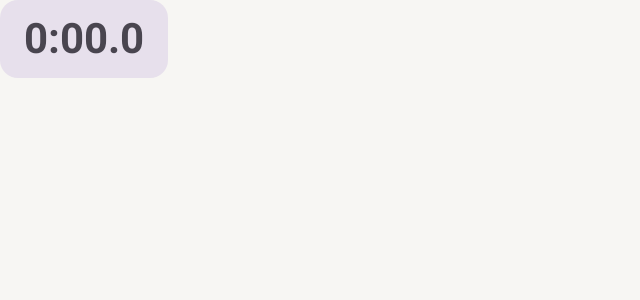
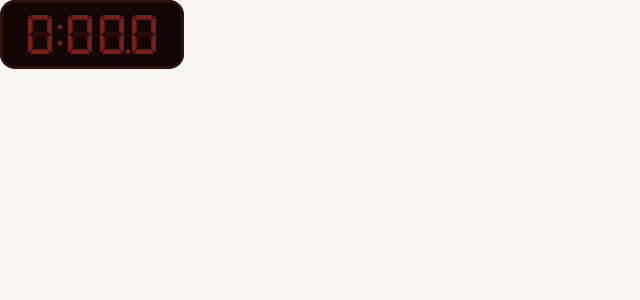
Before and after one commit to anshumanacharya/chess-game-, an Android app built with Jetpack Compose: the composable ClockDisplay called with empty values, on a phone screen of 824 x 412 dp (held sideways). Shown: the top 300 px of the screen, without its empty margins (0-640 px from the left). Run offline under Robolectric (Android 15) with nearby library versions, the phone set to English and light mode, and no system bars.

Commit message:
Soft red capture tint, radial check glow, red seven-segment LCD clocks
Capture targets: the hard red frame becomes a soft flat red tint over
the whole square (#E8321E at 40%), clearly visible on both light and
dark squares. The king-in-check highlight becomes a lichess-style radial
red glow so the two red cues stay distinct when both show at once.

Clocks (web + Android): red seven-segment LCD panels using DSEG7
Classic (SIL OFL, bundled in web/fonts/ and res/font/) — lit and glowing
while running, dim while waiting, blinking when flagged, with faint
unlit '88:88' segments behind the digits. Unlimited time reads '--:--'.
Adds a unit test for the clock formatting and ghost-segment text.

Co-Authored-By: Claude Opus 5.5 <noreply@anthropic.com>
Claude-Session: https://claude.ai/code/session_0149JAUCJTRTuyJhdcXjNCp1

```diff
--- a/app/src/main/kotlin/com/chessapp/localclock/ui/components/ClockDisplay.kt
+++ b/app/src/main/kotlin/com/chessapp/localclock/ui/components/ClockDisplay.kt
@@ -1,16 +1,34 @@
 package com.chessapp.localclock.ui.components
 
-import androidx.compose.foundation.layout.Column
+import androidx.compose.animation.core.LinearEasing
+import androidx.compose.animation.core.animateFloat
+import androidx.compose.animation.core.infiniteRepeatable
+import androidx.compose.animation.core.rememberInfiniteTransition
+import androidx.compose.animation.core.tween
+import androidx.compose.foundation.background
+import androidx.compose.foundation.border
+import androidx.compose.foundation.layout.Box
 import androidx.compose.foundation.layout.padding
+import androidx.compose.foundation.layout.widthIn
 import androidx.compose.foundation.shape.RoundedCornerShape
-import androidx.compose.material3.MaterialTheme
-import androidx.compose.material3.Surface
 import androidx.compose.material3.Text
 import androidx.compose.runtime.Composable
+import androidx.compose.runtime.getValue
 import androidx.compose.ui.Alignment
 import androidx.compose.ui.Modifier
+import androidx.compose.ui.draw.clip
+import androidx.compose.ui.graphics.Shadow
+import androidx.compose.ui.text.TextStyle
+import androidx.compose.ui.text.font.Font
+import androidx.compose.ui.text.font.FontFamily
 import androidx.compose.ui.text.font.FontWeight
 import androidx.compose.ui.unit.dp
+import androidx.compose.ui.unit.sp
+import com.chessapp.localclock.R
+import com.chessapp.localclock.ui.theme.LcdBezel
+import com.chessapp.localclock.ui.theme.LcdDim
+import com.chessapp.localclock.ui.theme.LcdLit
+import com.chessapp.localclock.ui.theme.LcdPanel
 
 fun formatClockTime(millis: Long): String {
     val clamped = millis.coerceAtLeast(0)
@@ -26,8 +44,19 @@ fun formatClockTime(millis: Long): String {
     }
 }
 
-/** No color label: position (top/bottom, matching the board orientation) and the captured
- *  pieces shown alongside it already say whose clock this is. */
+/** Every segment of every digit position — what a real LCD shows faintly when unlit. Same shape
+ *  as the lit text (":" and "." kept), so the two line up character for character. */
+fun lcdGhostText(text: String): String = text.map { if (it.isDigit() || it == '-') '8' else it }.joinToString("")
+
+/** DSEG7 Classic (SIL Open Font License): a seven-segment LCD face, mirrors web/fonts/. */
+private val LcdFontFamily = FontFamily(Font(R.font.dseg7_classic_bold, FontWeight.Bold))
+
+/**
+ * A red seven-segment LCD clock (mirrors web's .clock-pill): lit and glowing while this side's
+ * clock runs, dim while it waits, blinking once flagged. No color label: position (top/bottom,
+ * matching the board orientation) and the captured pieces shown alongside it already say whose
+ * clock this is.
+ */
 @Composable
 fun ClockDisplay(
     millisRemaining: Long,
@@ -36,26 +65,42 @@ fun ClockDisplay(
     isFlagged: Boolean,
     modifier: Modifier = Modifier
 ) {
-    val backgroundColor = when {
-        isFlagged -> MaterialTheme.colorScheme.error
-        isActive -> MaterialTheme.colorScheme.primary
-        else -> MaterialTheme.colorScheme.surfaceVariant
+    // The LCD font has no "∞"; dashes are the conventional idle LCD readout.
+    val text = if (isUnlimited) "--:--" else formatClockTime(millisRemaining)
+    val lit = isActive || isFlagged
+    val digitsVisible = if (isFlagged) {
+        // Off for the first half of each second, on for the second — so if system animations
+        // are disabled (the transition jumps straight to its end value) the digits stay shown.
+        val phase by rememberInfiniteTransition(label = "lcd-blink").animateFloat(
+            initialValue = 0f,
+            targetValue = 1f,
+            animationSpec = infiniteRepeatable(tween(durationMillis = 1000, easing = LinearEasing)),
+            label = "lcd-blink-phase"
+        )
+        phase >= 0.5f
+    } else {
+        true
     }
-    val contentColor = when {
-        isFlagged -> MaterialTheme.colorScheme.onError
-        isActive -> MaterialTheme.colorScheme.onPrimary
-        else -> MaterialTheme.colorScheme.onSurfaceVariant
-    }
-    Surface(color = backgroundColor, contentColor = contentColor, shape = RoundedCornerShape(12.dp), modifier = modifier) {
-        Column(
-            modifier = Modifier.padding(horizontal = 16.dp, vertical = 8.dp),
-            horizontalAlignment = Alignment.CenterHorizontally
-        ) {
-            Text(
-                text = if (isUnlimited) "∞" else formatClockTime(millisRemaining),
-                style = MaterialTheme.typography.headlineMedium,
-                fontWeight = FontWeight.Bold
-            )
+    val digitStyle = TextStyle(
+        fontFamily = LcdFontFamily,
+        fontWeight = FontWeight.Bold,
+        fontSize = 26.sp,
+        color = if (lit) LcdLit else LcdDim,
+        shadow = if (lit) Shadow(color = LcdLit.copy(alpha = 0.85f), blurRadius = 16f) else null
+    )
+    val shape = RoundedCornerShape(10.dp)
+    Box(
+        modifier = modifier
+            .widthIn(min = 110.dp)
+            .clip(shape)
+            .background(LcdPanel)
+            .border(2.dp, LcdBezel, shape)
+            .padding(horizontal = 16.dp, vertical = 10.dp),
+        contentAlignment = Alignment.Center
+    ) {
+        Box {
+            Text(lcdGhostText(text), style = digitStyle.copy(color = LcdLit.copy(alpha = 0.1f), shadow = null))
+            if (digitsVisible) Text(text, style = digitStyle)
         }
     }
 }
--- a/app/src/main/kotlin/com/chessapp/localclock/ui/theme/Theme.kt
+++ b/app/src/main/kotlin/com/chessapp/localclock/ui/theme/Theme.kt
@@ -15,10 +15,17 @@ val BoardDarkSquare = Color(0xFFB58863)
 val AccentInk = Color(0xFF3A4A5A)
 val BoardSelected = AccentInk
 val BoardLegalTarget = Color(0xFF141E0A)
-// Red frame around a square holding a capturable enemy piece (a dot would be hidden by the piece).
-val BoardCaptureTarget = Color(0xFFD13B2F)
+// Soft red tint over a square holding a capturable enemy piece (a dot would be hidden by the piece).
+val BoardCaptureTarget = Color(0xFFE8321E)
 val BoardLastMove = Color(0xFFC9A66B)
 val BoardCheck = Color(0xFFB3453D)
+
+// Red seven-segment LCD clocks (mirrors web's --lcd-*): a physical-looking display, so the same
+// in dark and light theme.
+val LcdPanel = Color(0xFF120606)
+val LcdBezel = Color(0xFF2C1210)
+val LcdLit = Color(0xFFFF3B2A)
+val LcdDim = Color(0xFF7A1F18)
 
 // The promotion dialog stays light even in dark theme (mirrors web's .promotion-card): Black's
 // piece artwork all but disappears against the dark-theme surface.
```
Also changed, not shown: app/src/main/kotlin/com/chessapp/localclock/ui/components/ChessBoard.kt (+22 -7 lines), app/src/main/res/font/dseg7_classic_bold.ttf (added), 7 other files.
